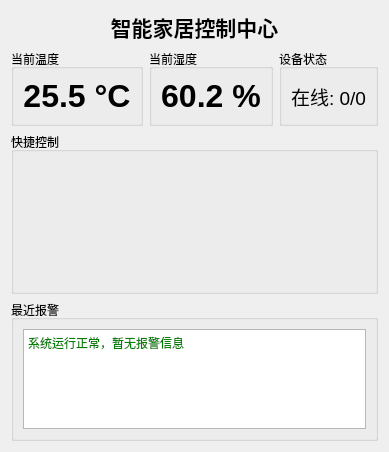
First picture: the form in ui/homewidget.ui, repository pot-oie/SmartHome, before the edit.
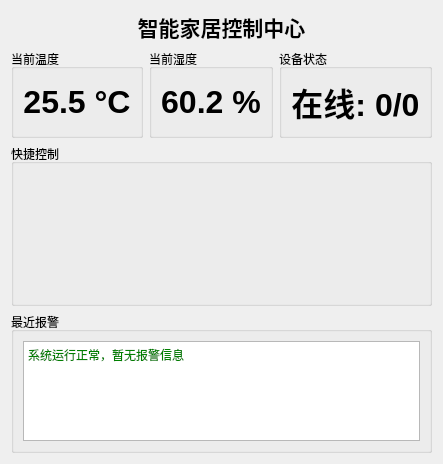
Second picture: the form after the edit.

The edit to the form file:
```diff
--- a/ui/homewidget.ui
+++ b/ui/homewidget.ui
@@ -48,7 +48,7 @@
          <widget class="QLabel" name="label_deviceCount">
           <property name="text"><string>在线: 0/0</string></property>
           <property name="alignment"><set>Qt::AlignCenter</set></property>
-          <property name="font"><font><pointsize>14</pointsize></font></property>
+          <property name="font"><font><pointsize>24</pointsize><weight>75</weight><bold>true</bold></font></property>
          </widget>
         </item>
        </layout>
```
